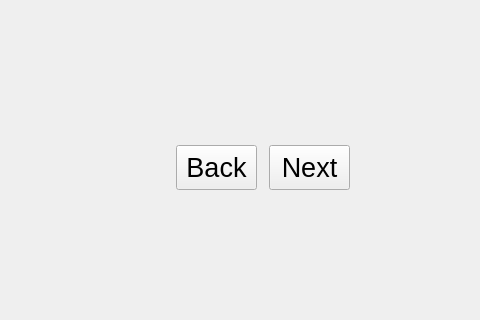
Qt form src/ui/components/forms/user_form.ui (rithikN/pipeline_app) before a commit; both pictures show x 554 to 1034 and y 386 to 706 of the 1034 by 706 pixel window.
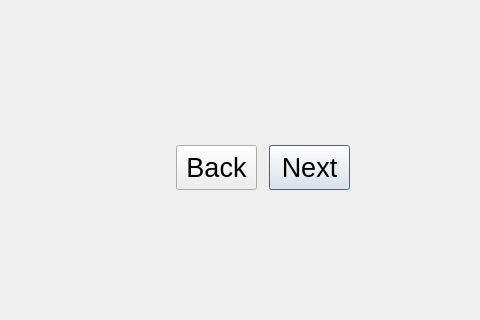
The same form after that commit. Icons and pictures are not drawn.

```diff
--- a/src/ui/components/forms/user_form.ui
+++ b/src/ui/components/forms/user_form.ui
@@ -248,6 +248,12 @@
             <property name="text">
              <string>Next</string>
             </property>
+            <property name="autoDefault">
+             <bool>true</bool>
+            </property>
+            <property name="default">
+             <bool>true</bool>
+            </property>
            </widget>
           </item>
          </layout>
```
Left out of the diff: 29 changed lines with no effect on the pictures.
